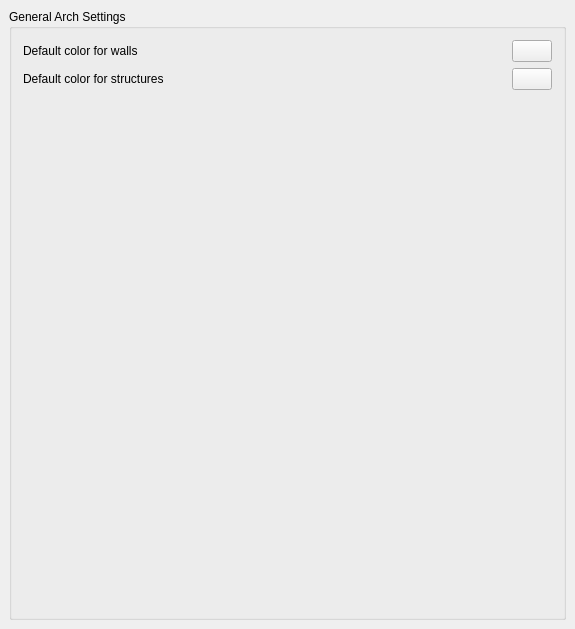
Qt form src/Mod/Arch/Resources/ui/archprefs-base.ui (berndhahnebach/All_FreeCAD) before a commit.
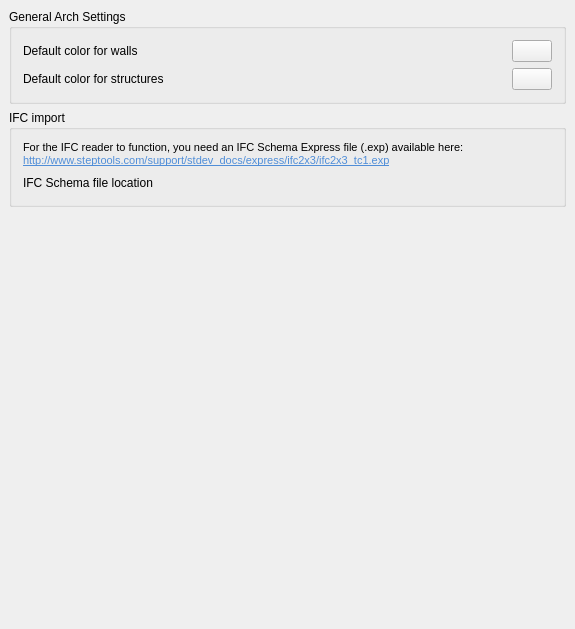
The same form after that commit. Custom widgets are drawn as their Qt base class.

Commit message: + changed Arch module license block to LGPL + removed express schema file from Arch sources due to license + added explanations in Arch settings for the user to get one himself

What changed in the file:
```diff
--- a/src/Mod/Arch/Resources/ui/archprefs-base.ui
+++ b/src/Mod/Arch/Resources/ui/archprefs-base.ui
@@ -114,32 +114,111 @@
         </item>
        </layout>
       </item>
+     </layout>
+    </widget>
+   </item>
+   <item>
+    <widget class="QGroupBox" name="groupBox_2">
+     <property name="title">
+      <string>IFC import</string>
+     </property>
+     <layout class="QVBoxLayout" name="verticalLayout">
       <item>
-       <spacer name="verticalSpacer">
-        <property name="orientation">
-         <enum>Qt::Vertical</enum>
-        </property>
-        <property name="sizeHint" stdset="0">
-         <size>
-          <width>20</width>
-          <height>40</height>
-         </size>
-        </property>
-       </spacer>
+       <layout class="QHBoxLayout" name="horizontalLayout_3">
+        <item>
+         <widget class="QLabel" name="label_3">
+          <property name="text">
+           <string>&lt;!DOCTYPE HTML PUBLIC &quot;-//W3C//DTD HTML 4.0//EN&quot; &quot;http://www.w3.org/TR/REC-html40/strict.dtd&quot;&gt;
+&lt;html&gt;&lt;head&gt;&lt;meta name=&quot;qrichtext&quot; content=&quot;1&quot; /&gt;&lt;style type=&quot;text/css&quot;&gt;
+p, li { white-space: pre-wrap; }
+&lt;/style&gt;&lt;/head&gt;&lt;body style=&quot; font-family:'DejaVu Sans'; font-size:8pt; font-weight:400; font-style:normal;&quot;&gt;
+&lt;p style=&quot; margin-top:0px; margin-bottom:0px; margin-left:0px; margin-right:0px; -qt-block-indent:0; text-indent:0px;&quot;&gt;For the IFC reader to function, you need an IFC Schema Express file (.exp) available here:&lt;/p&gt;
+&lt;p style=&quot; margin-top:0px; margin-bottom:0px; margin-left:0px; margin-right:0px; -qt-block-indent:0; text-indent:0px;&quot;&gt;&lt;a href=&quot;http://www.steptools.com/support/stdev_docs/express/ifc2x3/ifc2x3_tc1.exp&quot;&gt;&lt;span style=&quot; text-decoration: underline; color:#508ed8;&quot;&gt;http://www.steptools.com/support/stdev_docs/express/ifc2x3/ifc2x3_tc1.exp&lt;/span&gt;&lt;/a&gt;&lt;/p&gt;&lt;/body&gt;&lt;/html&gt;</string>
+          </property>
+         </widget>
+        </item>
+       </layout>
       </item>
+      <item>
+       <layout class="QHBoxLayout" name="horizontalLayout_4">
+        <item>
+         <widget class="QLabel" name="label_4">
+          <property name="text">
+           <string>IFC Schema file location</string>
+          </property>
+         </widget>
+        </item>
+        <item>
+         <spacer name="horizontalSpacer_3">
+          <property name="orientation">
+           <enum>Qt::Horizontal</enum>
+          </property>
+          <property name="sizeHint" stdset="0">
+           <size>
+            <width>40</width>
+            <height>20</height>
+           </size>
+          </property>
+         </spacer>
+        </item>
+        <item>
+         <widget class="Gui::PrefFileChooser" name="gui::preffilechooser">
+          <property name="toolTip">
+           <string>&lt;!DOCTYPE HTML PUBLIC &quot;-//W3C//DTD HTML 4.0//EN&quot; &quot;http://www.w3.org/TR/REC-html40/strict.dtd&quot;&gt;
+&lt;html&gt;&lt;head&gt;&lt;meta name=&quot;qrichtext&quot; content=&quot;1&quot; /&gt;&lt;style type=&quot;text/css&quot;&gt;
+p, li { white-space: pre-wrap; }
+&lt;/style&gt;&lt;/head&gt;&lt;body style=&quot; font-family:'DejaVu Sans'; font-size:8pt; font-weight:400; font-style:normal;&quot;&gt;
+&lt;p style=&quot; margin-top:0px; margin-bottom:0px; margin-left:0px; margin-right:0px; -qt-block-indent:0; text-indent:0px;&quot;&gt;For the IFC reader to function, you need an IFC Schema Express file (.exp)                    &lt;/p&gt;
+&lt;p style=&quot; margin-top:0px; margin-bottom:0px; margin-left:0px; margin-right:0px; -qt-block-indent:0; text-indent:0px;&quot;&gt;available &lt;a href=&quot;http://www.steptools.com/support/stdev_docs/express/ifc2x3/ifc2x3_tc1.exp&quot;&gt;&lt;span style=&quot; text-decoration: underline; color:#508ed8;&quot;&gt;here. &lt;/span&gt;&lt;/a&gt;For licensing reasons we are not allowed to ship that file &lt;/p&gt;
+&lt;p style=&quot; margin-top:0px; margin-bottom:0px; margin-left:0px; margin-right:0px; -qt-block-indent:0; text-indent:0px;&quot;&gt;with FreeCAD, so you must download it yourself. Place that file in some&lt;/p&gt;
+&lt;p style=&quot; margin-top:0px; margin-bottom:0px; margin-left:0px; margin-right:0px; -qt-block-indent:0; text-indent:0px;&quot;&gt;location on your computer, and select the file here.&lt;/p&gt;&lt;/body&gt;&lt;/html&gt;</string>
+          </property>
+          <property name="prefEntry" stdset="0">
+           <cstring>IfcSchema</cstring>
+          </property>
+          <property name="prefPath" stdset="0">
+           <cstring>Mod/Arch</cstring>
+          </property>
+         </widget>
+        </item>
+       </layout>
+      </item>
      </layout>
     </widget>
    </item>
+   <item>
+    <spacer name="verticalSpacer">
+     <property name="orientation">
+      <enum>Qt::Vertical</enum>
+     </property>
+     <property name="sizeHint" stdset="0">
+      <size>
+       <width>20</width>
+       <height>40</height>
+      </size>
+     </property>
+    </spacer>
+   </item>
   </layout>
  </widget>
  <layoutdefault spacing="6" margin="11"/>
  <pixmapfunction>qPixmapFromMimeSource</pixmapfunction>
  <customwidgets>
+  <customwidget>
+   <class>Gui::FileChooser</class>
+   <extends>QWidget</extends>
+   <header>Gui/FileDialog.h</header>
+  </customwidget>
   <customwidget>
    <class>Gui::ColorButton</class>
    <extends>QPushButton</extends>
    <header>Gui/Widgets.h</header>
   </customwidget>
+  <customwidget>
+   <class>Gui::PrefFileChooser</class>
+   <extends>Gui::FileChooser</extends>
+   <header>Gui/PrefWidgets.h</header>
+  </customwidget>
   <customwidget>
    <class>Gui::PrefColorButton</class>
    <extends>Gui::ColorButton</extends>
```
The commit also changes 19 other files.
